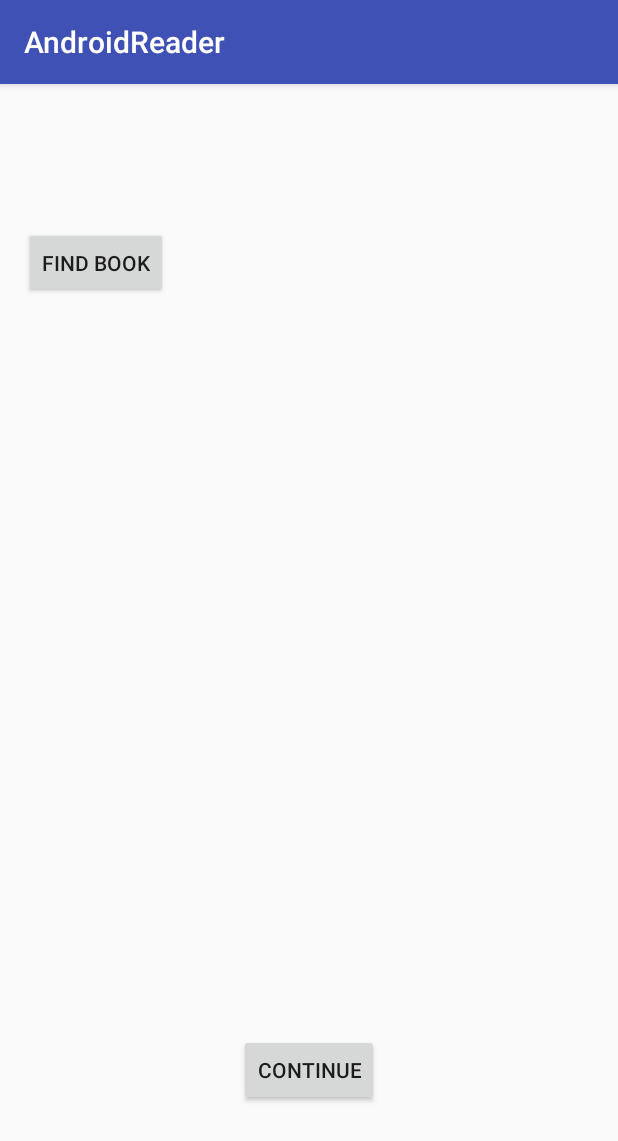
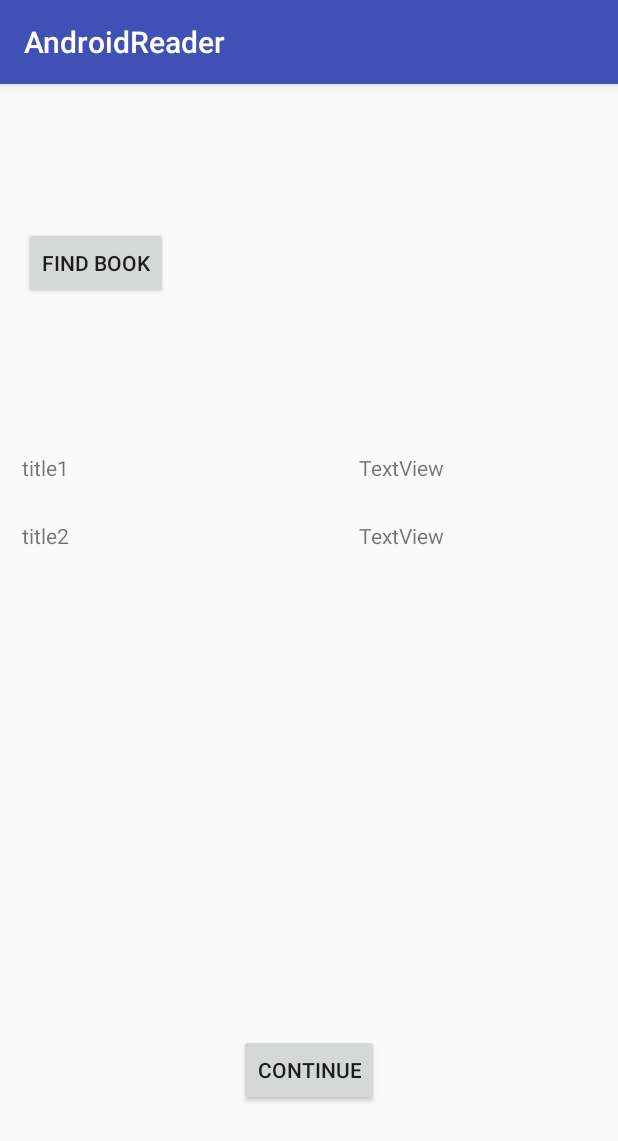
Before and after one commit to Vsvladimir93/Reader, an Android app: the screen it shows after launch (MainActivity), on a phone screen of 412 x 824 dp. Shown: the top 1141 px of the screen. Run offline under Robolectric (Android 15) with nearby library versions, the phone set to English and light mode, and no system bars; libraries missing offline, so code that uses them is left out: io.realm, io.realm.annotations; 2 statements that could not run were skipped.

Commit message:
ListAdapter - not finished

```diff
--- /dev/null
+++ b/app/src/main/java/com/vsv/vova/androidreader/BookListAdapter.java
@@ -0,0 +1,102 @@
+package com.vsv.vova.androidreader;
+
+import android.content.Context;
+import android.database.DataSetObserver;
+import android.view.LayoutInflater;
+import android.view.View;
+import android.view.ViewGroup;
+import android.widget.ListAdapter;
+import android.widget.TextView;
+
+import java.util.List;
+
+public class BookListAdapter implements ListAdapter {
+
+    List<Book> bookList;
+    LayoutInflater layoutInflater;
+
+    public BookListAdapter(List<Book> bookList,Context context) {
+        this.bookList = bookList;
+        layoutInflater = (LayoutInflater) context.getSystemService(Context.LAYOUT_INFLATER_SERVICE);
+
+    }
+
+    @Override
+    public boolean areAllItemsEnabled() {
+        return false;
+    }
+
+    @Override
+    public boolean isEnabled(int position) {
+        return false;
+    }
+
+    @Override
+    public void registerDataSetObserver(DataSetObserver observer) {
+
+    }
+
+    @Override
+    public void unregisterDataSetObserver(DataSetObserver observer) {
+
+    }
+
+    @Override
+    public int getCount() {
+        return bookList.size();
+    }
+
+    @Override
+    public Object getItem(int position) {
+        return bookList.get(position);
+    }
+
+    @Override
+    public long getItemId(int position) {
+        return bookList.get(position).getId();
+    }
+
+    @Override
+    public boolean hasStableIds() {
+        return false;
+    }
+
+    @Override
+    public View getView(int position, View convertView, ViewGroup parent) {
+
+        View view = convertView;
+
+        if(view == null){
+            view = layoutInflater.inflate(R.layout.book_item_layout, parent,false );
+        }
+    Book book = getBook(position);
+
+    TextView textView = (TextView) view.findViewById(R.id.textView);
+    TextView textView2 = (TextView) view.findViewById(R.id.textView2);
+
+        textView.setText(book.getTitle());
+//        textView2.setText(book.getPage());
+
+        return view;
+    }
+
+    public Book getBook(int position){
+        return (Book) bookList.get(position);
+
+    }
+
+    @Override
+    public int getItemViewType(int position) {
+        return 0;
+    }
+
+    @Override
+    public int getViewTypeCount() {
+        return 2;
+    }
+
+    @Override
+    public boolean isEmpty() {
+        return false;
+    }
+}
--- a/app/src/main/java/com/vsv/vova/androidreader/MainActivity.java
+++ b/app/src/main/java/com/vsv/vova/androidreader/MainActivity.java
@@ -9,9 +9,11 @@ import android.view.View;
 import android.widget.AdapterView;
 import android.widget.ArrayAdapter;
 import android.widget.Button;
+import android.widget.ListAdapter;
 import android.widget.ListView;
 
 import java.util.ArrayList;
+import java.util.List;
 
 import io.realm.RealmQuery;
 
@@ -23,6 +25,7 @@ public class MainActivity extends AppCompatActivity implements View.OnClickListe
     private static Uri uri;
 
     ListView listView;
+    List<Book> bookList;
 
     @Override
     protected void onCreate(Bundle savedInstanceState) {
@@ -35,14 +38,27 @@ public class MainActivity extends AppCompatActivity implements View.OnClickListe
         btnContinue.setOnClickListener(this);
 
         listView = (ListView) findViewById(R.id.listView);
-        ArrayList<Book> bookArrayList = new ArrayList<>();
+        bookList = new ArrayList<>();
+        Book book1 = new Book();
+        book1.setPage(9);
+        book1.setTitle("title1");
+        Book book2 = new Book();
+        book2.setPage(10);
+        book2.setTitle("title2");
+        bookList.add(book1);
+        bookList.add(book2);
 
-        RealmQuery<Book> bookRealmQuery = ReaderRealm.getRealm().where(Book.class);
-        bookArrayList.addAll(bookRealmQuery.findAll());
+        /*RealmQuery<Book> bookRealmQuery = ReaderRealm.getRealm().where(Book.class);
+        bookList.addAll(bookRealmQuery.findAll());
+*/
 
-        ArrayAdapter<Book> arrayAdapter = new ArrayAdapter<Book>(this, android.R.layout.simple_list_item_1, bookArrayList);
 
-        listView.setAdapter(arrayAdapter);
+//        ArrayAdapter<Book> arrayAdapter = new ArrayAdapter<Book>(this, android.R.layout.simple_list_item_1, bookArrayList);
+
+        BookListAdapter bookListAdapter = new BookListAdapter(bookList, this);
+        listView.setAdapter(bookListAdapter);
+
+
     }
 
 
--- /dev/null
+++ b/app/src/main/res/layout/book_item_layout.xml
@@ -0,0 +1,40 @@
+<?xml version="1.0" encoding="utf-8"?>
+<android.support.constraint.ConstraintLayout
+    xmlns:android="http://schemas.android.com/apk/res/android"
+    xmlns:app="http://schemas.android.com/apk/res-auto"
+    xmlns:tools="http://schemas.android.com/tools"
+    android:layout_width="match_parent"
+    android:layout_height="match_parent">
+
+    <TextView
+        android:id="@+id/textView"
+        android:layout_width="139dp"
+        android:layout_height="26dp"
+        android:layout_marginBottom="8dp"
+        android:layout_marginEnd="8dp"
+        android:layout_marginStart="8dp"
+        android:layout_marginTop="8dp"
+        android:text="TextView"
+        app:layout_constraintBottom_toBottomOf="parent"
+        app:layout_constraintEnd_toEndOf="parent"
+        app:layout_constraintHorizontal_bias="0.025"
+        app:layout_constraintStart_toStartOf="parent"
+        app:layout_constraintTop_toTopOf="parent"
+        app:layout_constraintVertical_bias="0.016" />
+
+    <TextView
+        android:id="@+id/textView2"
+        android:layout_width="91dp"
+        android:layout_height="28dp"
+        android:layout_marginBottom="8dp"
+        android:layout_marginEnd="8dp"
+        android:layout_marginStart="8dp"
+        android:layout_marginTop="8dp"
+        android:text="TextView"
+        app:layout_constraintBottom_toBottomOf="parent"
+        app:layout_constraintEnd_toEndOf="parent"
+        app:layout_constraintHorizontal_bias="0.515"
+        app:layout_constraintStart_toEndOf="@+id/textView"
+        app:layout_constraintTop_toTopOf="parent"
+        app:layout_constraintVertical_bias="0.016" />
+</android.support.constraint.ConstraintLayout>
```
